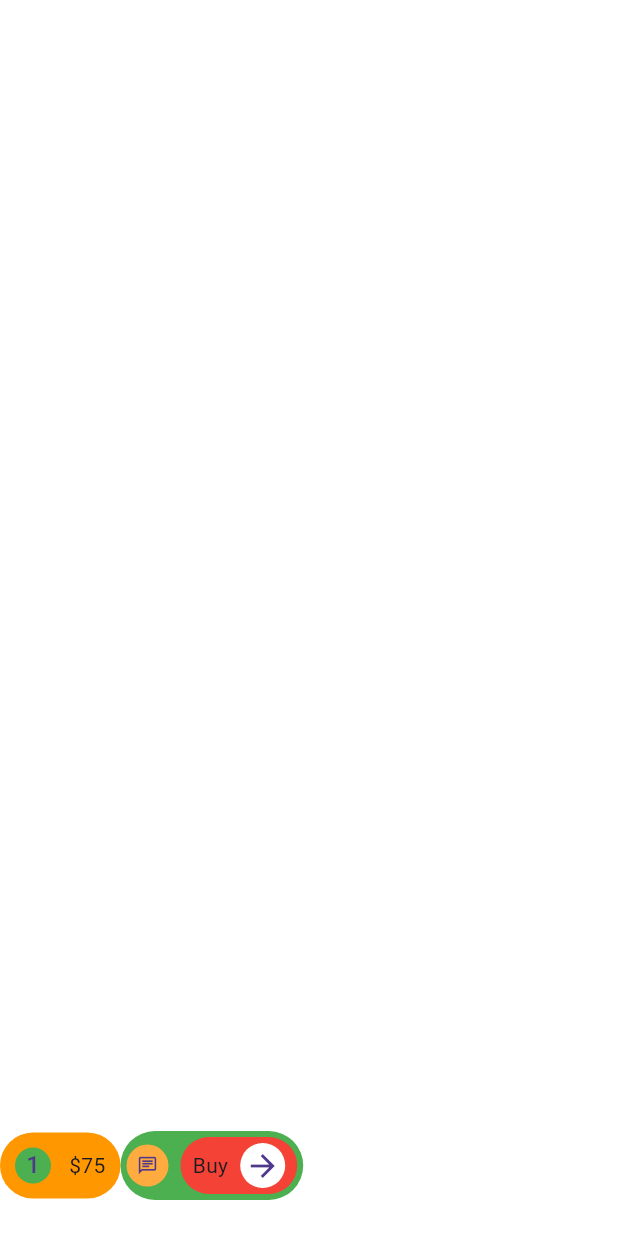
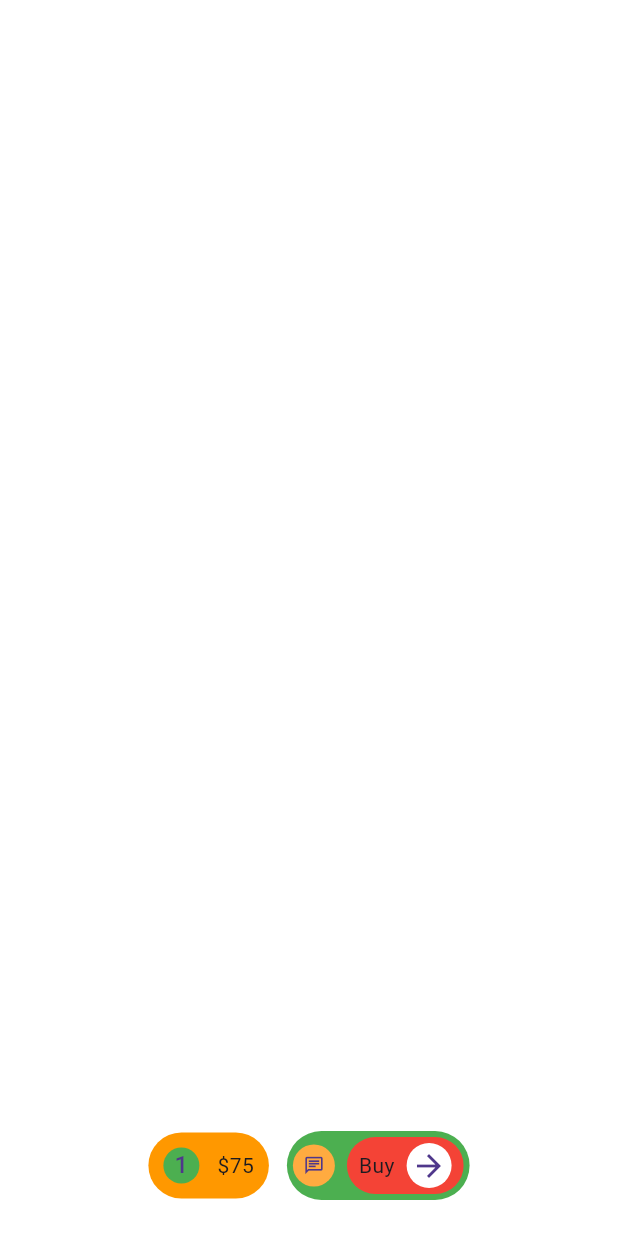
Before and after one commit to JAICHANGPARK/flutter_notebook_chapter_43, a Flutter app: the MarketplaceCartPage screen opened directly, on a phone screen of 412 x 824 dp. Run offline on Flutter 3.47's test engine with Material 3 defaults, Android fonts, the phone set to English and light mode, and no system bars; our stand-ins replace gap, hugeicons.

Commit message:
Update marketplace_cart_page.dart

```diff
--- a/lib/ep2168_marketplace_app/ui/marketplace_cart_page.dart
+++ b/lib/ep2168_marketplace_app/ui/marketplace_cart_page.dart
@@ -47,6 +47,8 @@ class _MarketplaceCartPageState extends State<MarketplaceCartPage> {
               left: 0,
               right: 0,
               child: Row(
+                spacing: 12,
+                mainAxisAlignment: MainAxisAlignment.center,
                 children: [
                   Container(
                     decoration: BoxDecoration(
```
